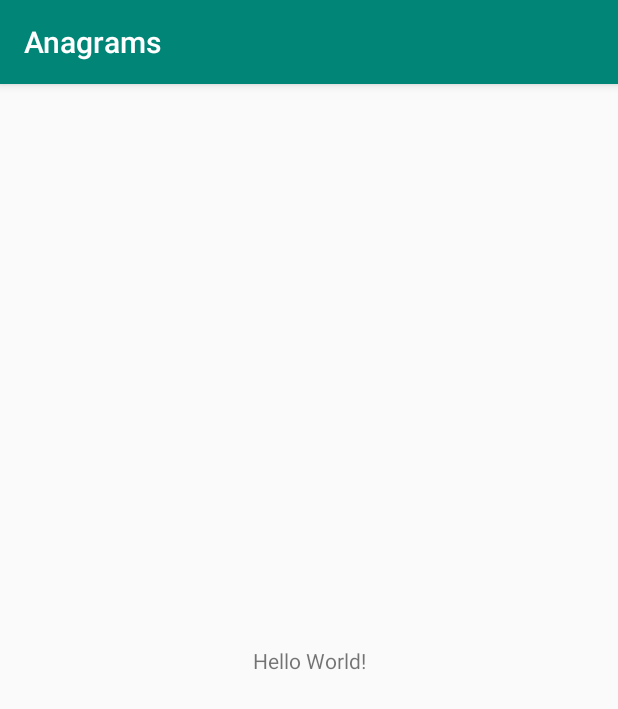
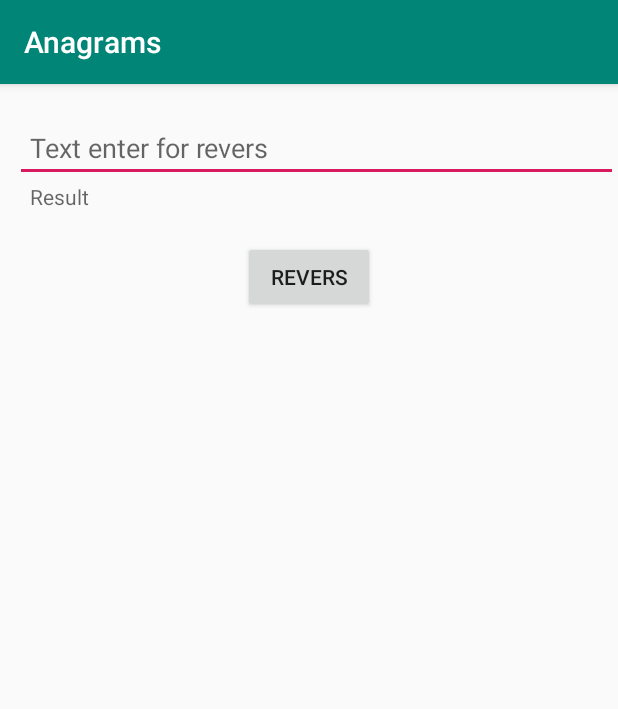
Before and after one commit to Lexsv/anagram, an Android app: the screen it shows after launch (MainActivity), on a phone screen of 412 x 824 dp. Shown: the top 709 px of the screen. Run offline under Robolectric (Android 15) with nearby library versions, the phone set to English and light mode, and no system bars.

Commit message:
Task 1. Anagrams

```diff
--- a/app/src/main/java/ua/com/anagrams/MainActivity.kt
+++ b/app/src/main/java/ua/com/anagrams/MainActivity.kt
@@ -2,11 +2,18 @@ package ua.com.anagrams
 
 import androidx.appcompat.app.AppCompatActivity
 import android.os.Bundle
+import kotlinx.android.synthetic.main.anagrams.*
+import ua.com.anagrams.extensions.anagrams
 
 class MainActivity : AppCompatActivity() {
 
     override fun onCreate(savedInstanceState: Bundle?) {
         super.onCreate(savedInstanceState)
-        setContentView(R.layout.activity_main)
+        setContentView(R.layout.anagrams)
+
+        bt_anagrams_revers.setOnClickListener {
+            tv_anagrams_result.setText("")
+            tv_anagrams_result.setText(et_anagrams_revers.text.toString().anagrams())
+        }
     }
 }
--- a/app/src/main/res/layout/activity_main.xml
+++ /dev/null
@@ -1,19 +0,0 @@
-<?xml version="1.0" encoding="utf-8"?>
-<androidx.constraintlayout.widget.ConstraintLayout
-        xmlns:android="http://schemas.android.com/apk/res/android"
-        xmlns:tools="http://schemas.android.com/tools"
-        xmlns:app="http://schemas.android.com/apk/res-auto"
-        android:layout_width="match_parent"
-        android:layout_height="match_parent"
-        tools:context=".MainActivity">
-
-    <TextView
-            android:layout_width="wrap_content"
-            android:layout_height="wrap_content"
-            android:text="Hello World!"
-            app:layout_constraintBottom_toBottomOf="parent"
-            app:layout_constraintLeft_toLeftOf="parent"
-            app:layout_constraintRight_toRightOf="parent"
-            app:layout_constraintTop_toTopOf="parent"/>
-
-</androidx.constraintlayout.widget.ConstraintLayout>
--- /dev/null
+++ b/app/src/main/res/layout/anagrams.xml
@@ -0,0 +1,42 @@
+<?xml version="1.0" encoding="utf-8"?>
+<androidx.constraintlayout.widget.ConstraintLayout
+        xmlns:android="http://schemas.android.com/apk/res/android"
+        xmlns:tools="http://schemas.android.com/tools"
+        xmlns:app="http://schemas.android.com/apk/res-auto"
+        android:layout_width="match_parent"
+        android:layout_height="match_parent"
+        tools:context=".MainActivity">
+
+    <EditText
+            android:id="@+id/et_anagrams_revers"
+            android:layout_marginTop="20dp"
+            android:layout_width="match_parent"
+            android:layout_height="wrap_content"
+            android:hint="Text enter for revers"
+            android:layout_marginLeft="10dp"
+            android:paddingLeft="10dp"
+            app:layout_constraintLeft_toLeftOf="parent"
+            app:layout_constraintRight_toRightOf="parent"
+            app:layout_constraintTop_toTopOf="parent"/>
+    <TextView
+            android:id="@+id/tv_anagrams_result"
+            android:layout_width="wrap_content"
+            android:layout_height="wrap_content"
+            android:paddingLeft="10dp"
+            android:hint="Result"
+            android:layout_marginLeft="10dp"
+            app:layout_constraintTop_toBottomOf="@id/et_anagrams_revers"
+            app:layout_constraintStart_toStartOf="parent"/>
+
+    <Button
+            android:id="@+id/bt_anagrams_revers"
+            android:layout_width="wrap_content"
+            android:layout_height="wrap_content"
+            app:layout_constraintTop_toBottomOf="@+id/tv_anagrams_result"
+            app:layout_constraintEnd_toEndOf="parent"
+            app:layout_constraintStart_toStartOf="parent"
+            android:layout_marginTop="20dp"
+            android:text="REVERS"/>
+
+
+</androidx.constraintlayout.widget.ConstraintLayout>
```
Also changed, not shown: app/src/main/java/ua/com/anagrams/extensions/String.kt (added, +48 -0 lines), 1 other file.
